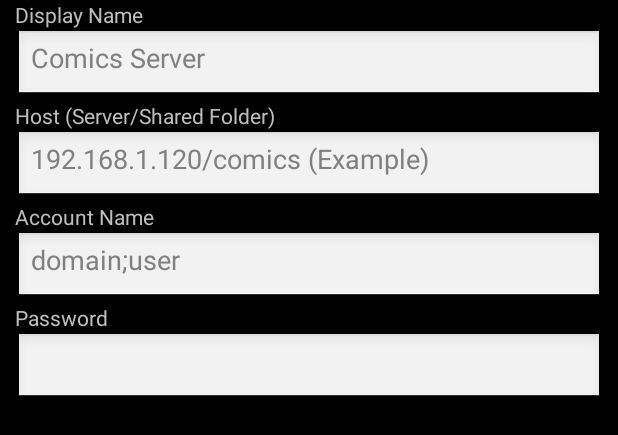
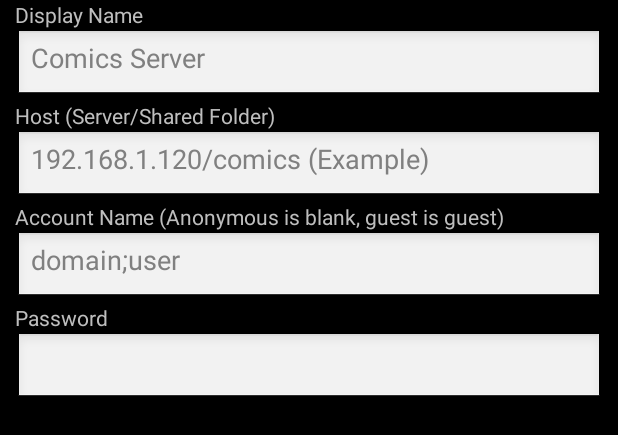
Before and after one commit to ComittoNxA/ComittoNxX, an Android app: the layout editsvr.xml on its own in the app's theme, with its tools: preview values and no code run, on a phone screen of 412 x 824 dp. Shown: the top 435 px of the screen. Run offline under Robolectric (Android 15) with nearby library versions, the phone set to English and light mode, and no system bars.

Commit message:
:pencil:

```diff
--- a/app/build.gradle
+++ b/app/build.gradle
@@ -7,7 +7,7 @@ def packageName = "jp.dip.muracoro.comittonx"
 def applicationName = "ComittoNxX"
 def versionMajor = 1
 def versionMinor = 2
-def versionPatch = 1
+def versionPatch = 2
 
 // 画像フォーマットサポート設定
 def WITH_JPEG = "ON"
--- a/app/src/main/java/src/comitton/common/FileAccess.java
+++ b/app/src/main/java/src/comitton/common/FileAccess.java
@@ -138,11 +138,11 @@ public class FileAccess {
 			smbAuth = new NtlmPasswordAuthenticator(domain, user, pass);
 			context = SingletonContext.getInstance().withCredentials(smbAuth);
 
-		} else if (user != null && user.length() != 0 && !user.equalsIgnoreCase("guest")) {
+		} else if (user != null && user.length() != 0 && !(user.equalsIgnoreCase("guest") && pass.length() == 0)) {
 			smbAuth = new NtlmPasswordAuthenticator(user, pass);
 			context = SingletonContext.getInstance().withCredentials(smbAuth);
 
-		} else if (user.equalsIgnoreCase("guest")) {
+		} else if (user.equalsIgnoreCase("guest") && pass.length() == 0) {
 			// Guest認証を期待するWindows共有の接続向け
 			context = SingletonContext.getInstance().withGuestCrendentials();
 		} else {
--- a/app/src/main/res/values/strings.xml
+++ b/app/src/main/res/values/strings.xml
@@ -159,7 +159,7 @@
     <string name="svTitle">Server Settings</string>
     <string name="svNameTitle">Display Name</string>
     <string name="svHostTitle">Host (Server/Shared Folder)</string>
-    <string name="svUserTitle">Account Name</string>
+    <string name="svUserTitle">Account Name (Anonymous is blank, guest is guest)</string>
     <string name="svPassTitle">Password</string>
     <string name="svNameHist">Comics Server</string>
     <string name="svHostHist">192.168.1.120/comics (Example)</string>
```
Also changed, not shown: 1 other file.
